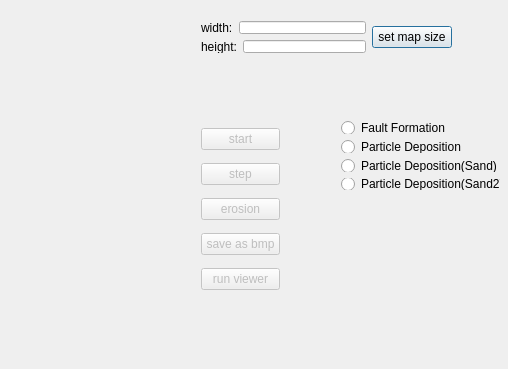
Qt form makerdialog.ui (vkensou/RandomTerrainMaker) before a commit; both pictures show x 530 to 1038 and y 0 to 369 of the 1038 by 649 pixel window.
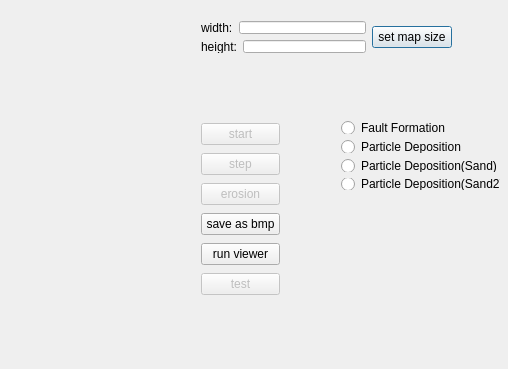
The same form after that commit.

Commit message: 1. add class Wind 2. add class Radian and Degree

```diff
--- a/makerdialog.ui
+++ b/makerdialog.ui
@@ -150,7 +150,7 @@
     <item>
      <widget class="QPushButton" name="btn_save">
       <property name="enabled">
-       <bool>false</bool>
+       <bool>true</bool>
       </property>
       <property name="text">
        <string>save as bmp</string>
@@ -160,13 +160,23 @@
     <item>
      <widget class="QPushButton" name="btn_run">
       <property name="enabled">
-       <bool>false</bool>
+       <bool>true</bool>
       </property>
       <property name="text">
        <string>run viewer</string>
       </property>
      </widget>
     </item>
+    <item>
+     <widget class="QPushButton" name="btn_test">
+      <property name="enabled">
+       <bool>false</bool>
+      </property>
+      <property name="text">
+       <string>test</string>
+      </property>
+     </widget>
+    </item>
    </layout>
   </widget>
  </widget>
```
The commit also changes 18 other files.
